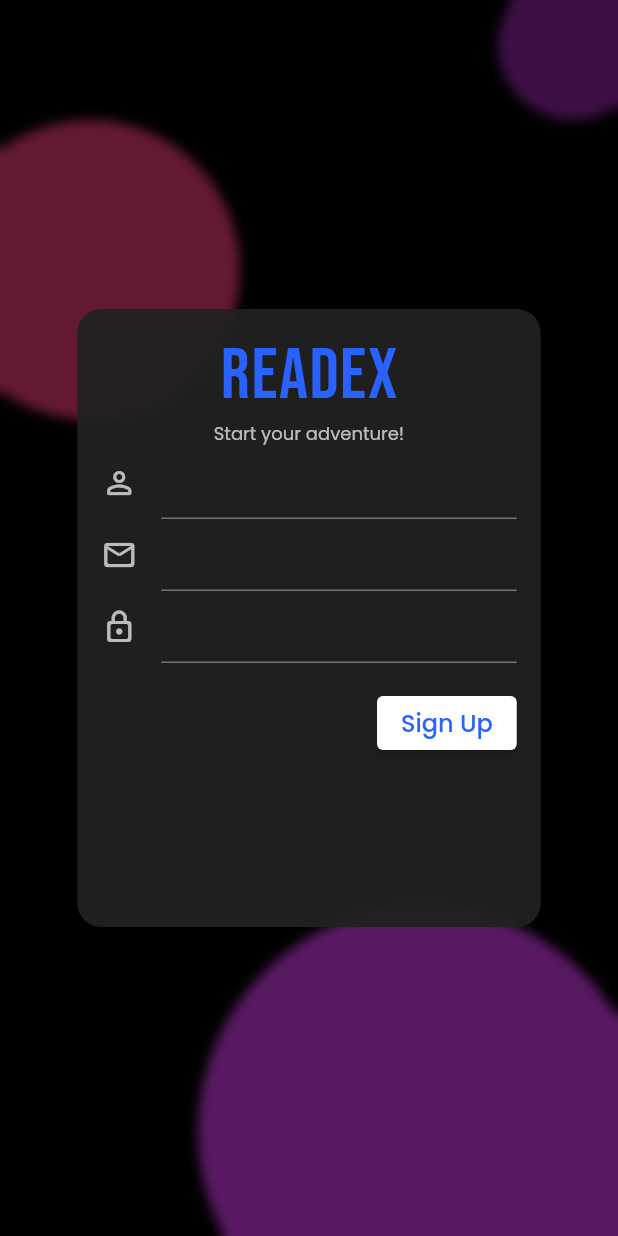
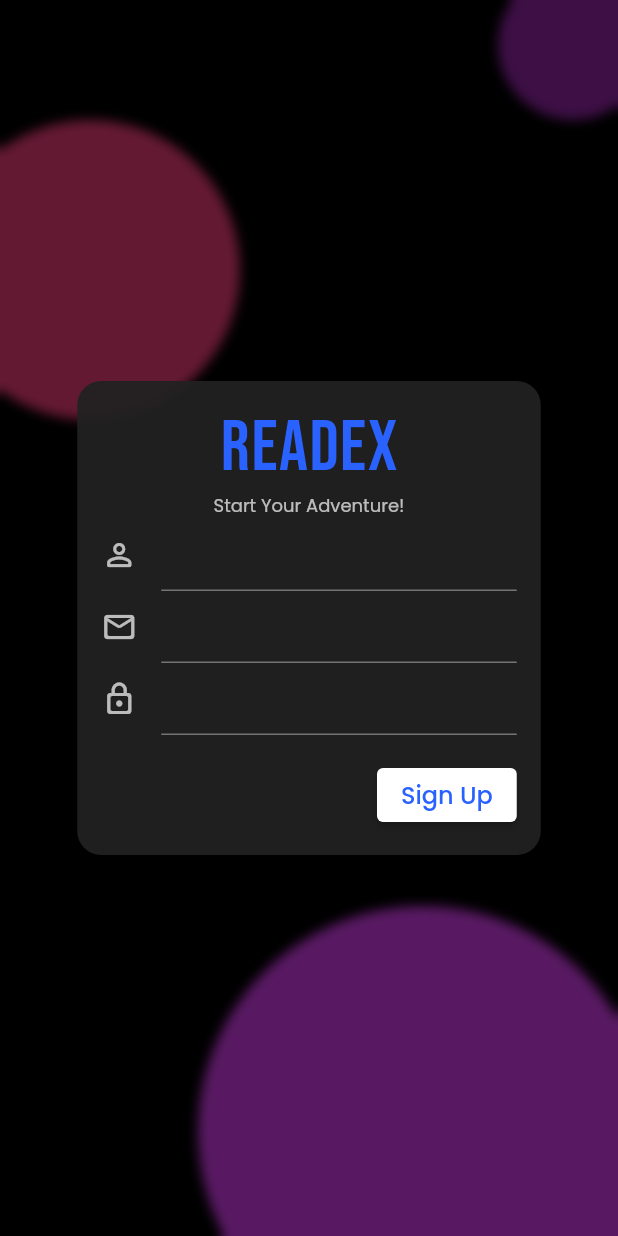
Before and after one commit to zenxiety/flutter-readex, a Flutter app: the screen it shows after launch, on a phone screen of 412 x 824 dp. Run offline on Flutter 3.47's test engine with Material 2 defaults, Android fonts, the phone set to English and light mode, and no system bars; our stand-ins replace google_fonts, shared_preferences.

Commit message:
fix - layout & search result items

```diff
--- a/lib/views/screens/auth/signup_screen.dart
+++ b/lib/views/screens/auth/signup_screen.dart
@@ -81,10 +81,6 @@ class _SignUpScreenState extends State<SignUpScreen> {
               child: Center(
                 child: Container(
                   width: MediaQuery.of(context).size.width * 3 / 4,
-                  constraints: BoxConstraints(
-                    minHeight: MediaQuery.of(context).size.height / 2,
-                    maxHeight: MediaQuery.of(context).size.height * 2 / 3,
-                  ),
                   padding: const EdgeInsets.all(16),
                   decoration: BoxDecoration(
                     color: Theme.of(context)
@@ -104,7 +100,7 @@ class _SignUpScreenState extends State<SignUpScreen> {
                               .titleLarge!
                               .copyWith(fontSize: 48),
                         ),
-                        Text("Start your adventure!",
+                        Text("Start Your Adventure!",
                             style: Theme.of(context).textTheme.bodySmall),
                         Consumer<SignUpProvider>(
                           builder: (context, state, _) {
--- a/lib/views/screens/manga/manga_details_screen.dart
+++ b/lib/views/screens/manga/manga_details_screen.dart
@@ -152,6 +152,7 @@ class _MangaDetailsScreenState extends State<MangaDetailsScreen> {
                           ),
                         ),
                         Row(
+                          mainAxisAlignment: MainAxisAlignment.spaceBetween,
                           children: <Widget>[
                             IconButton(
                               onPressed: () {
```
Also changed, not shown: lib/views/screens/home/recommendation_screen.dart (+5 -2 lines).
